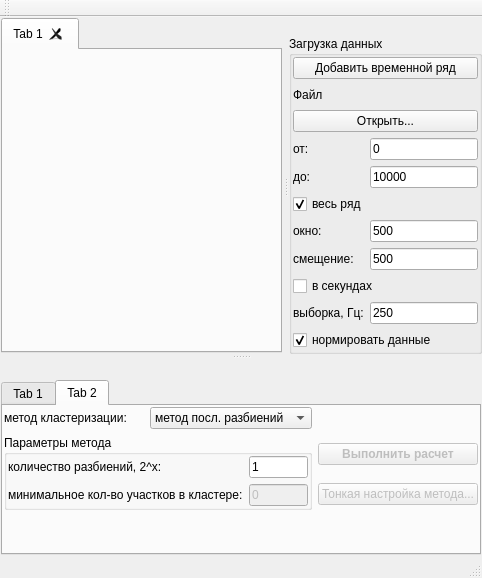
Above: src/mainwindow.ui from zOrg1331/qznonstat before the change. Below: the same form after it.
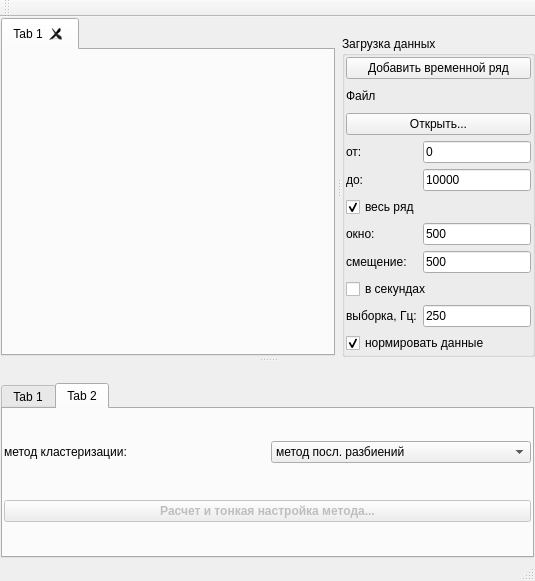
That is the form after the change. The open tabs and pages were chosen to show the change.

Commit message: упростил интерфейс кластеризации

Diff of the .ui file:
```diff
--- a/src/mainwindow.ui
+++ b/src/mainwindow.ui
@@ -6,8 +6,8 @@
    <rect>
     <x>0</x>
     <y>0</y>
-    <width>482</width>
-    <height>578</height>
+    <width>535</width>
+    <height>581</height>
    </rect>
   </property>
   <property name="windowTitle">
@@ -356,77 +356,11 @@
              </item>
             </widget>
            </item>
-           <item row="1" column="0" rowspan="2" colspan="2">
-            <widget class="QGroupBox" name="groupBox_2">
-             <property name="title">
-              <string>Параметры метода</string>
-             </property>
-             <layout class="QGridLayout" name="gridLayout_4">
-              <property name="margin">
-               <number>1</number>
-              </property>
-              <item row="0" column="0">
-               <widget class="QLabel" name="clusterParam1Label">
-                <property name="text">
-                 <string>количество разбиений, 2^x:</string>
-                </property>
-               </widget>
-              </item>
-              <item row="1" column="0">
-               <widget class="QLabel" name="clusterParam2Label">
-                <property name="text">
-                 <string>минимальное кол-во участков в кластере:</string>
-                </property>
-               </widget>
-              </item>
-              <item row="0" column="1">
-               <widget class="QLineEdit" name="clusterParam1Edit">
-                <property name="text">
-                 <string>1</string>
-                </property>
-               </widget>
-              </item>
-              <item row="1" column="1">
-               <widget class="QLineEdit" name="clusterParam2Edit">
-                <property name="enabled">
-                 <bool>false</bool>
-                </property>
-                <property name="text">
-                 <string>0</string>
-                </property>
-               </widget>
-              </item>
-             </layout>
-            </widget>
-           </item>
-           <item row="3" column="1">
-            <spacer name="verticalSpacer_2">
-             <property name="orientation">
-              <enum>Qt::Vertical</enum>
-             </property>
-             <property name="sizeHint" stdset="0">
-              <size>
-               <width>20</width>
-               <height>40</height>
-              </size>
-             </property>
-            </spacer>
-           </item>
-           <item row="2" column="2">
+           <item row="1" column="0" colspan="2">
             <widget class="QPushButton" name="clusterSetupMethodButton">
              <property name="enabled">
               <bool>false</bool>
              </property>
-             <property name="text">
-              <string>Тонкая настройка метода...</string>
-             </property>
-            </widget>
-           </item>
-           <item row="1" column="2">
-            <widget class="QPushButton" name="doClusterButton">
-             <property name="enabled">
-              <bool>false</bool>
-             </property>
              <property name="font">
               <font>
                <weight>75</weight>
@@ -434,7 +368,7 @@
               </font>
              </property>
              <property name="text">
-              <string>Выполнить расчет</string>
+              <string>Расчет и тонкая настройка метода...</string>
              </property>
             </widget>
            </item>
```
Left out of the diff: 4 changed lines with no effect on the pictures. The commit also changes 3 other files.
